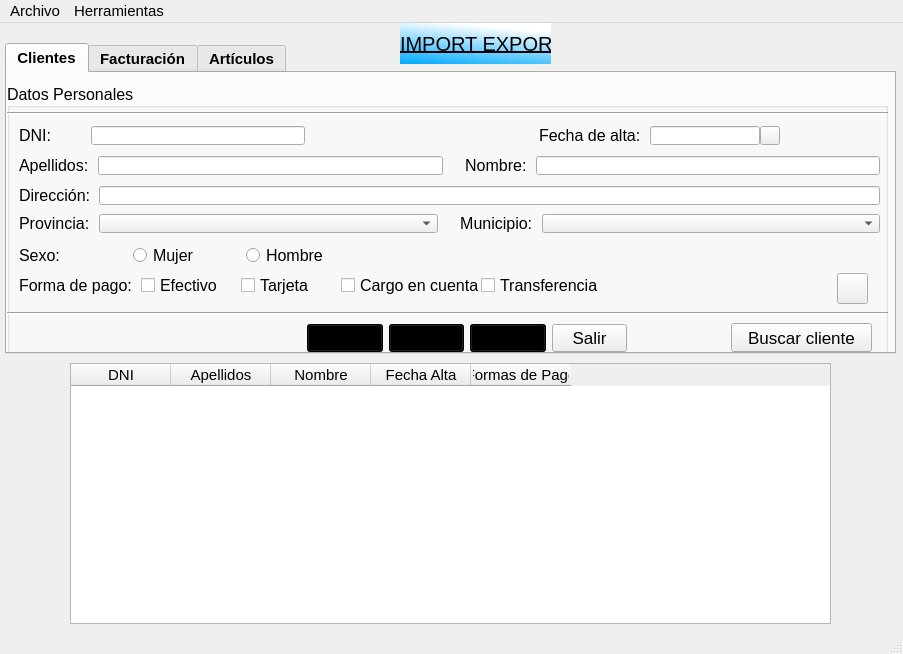
Qt form prueba.ui (solglez/gonzalezescolar) before a commit.
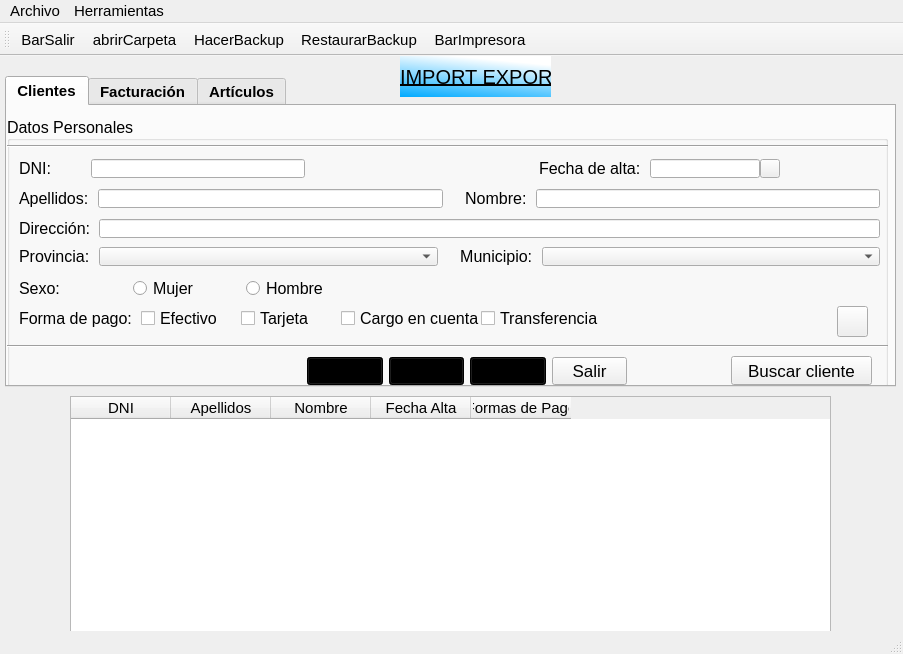
The same form after that commit. Icons and pictures are not drawn.

Commit message: Creamos la barra de herramientas con actions de salir, abrir, backups e imprimir

```diff
--- a/prueba.ui
+++ b/prueba.ui
@@ -1560,6 +1560,22 @@
    <addaction name="menuArchivo"/>
    <addaction name="menuHerramientas"/>
   </widget>
+  <widget class="QToolBar" name="toolBar">
+   <property name="windowTitle">
+    <string>toolBar</string>
+   </property>
+   <attribute name="toolBarArea">
+    <enum>TopToolBarArea</enum>
+   </attribute>
+   <attribute name="toolBarBreak">
+    <bool>false</bool>
+   </attribute>
+   <addaction name="actionBarSalir"/>
+   <addaction name="actionabrirCarpeta"/>
+   <addaction name="actionHacerBackup"/>
+   <addaction name="actionRestaurarBackup"/>
+   <addaction name="actionBarImpresora"/>
+  </widget>
   <action name="actionAbrir">
    <property name="text">
     <string>Abrir</string>
@@ -1598,6 +1614,59 @@
     <string>Restaurar base de datos</string>
    </property>
   </action>
+  <action name="actionBarSalir">
+   <property name="icon">
+    <iconset>
+     <normaloff>img/sair.png</normaloff>img/sair.png</iconset>
+   </property>
+   <property name="text">
+    <string>BarSalir</string>
+   </property>
+  </action>
+  <action name="actionabrirCarpeta">
+   <property name="icon">
+    <iconset>
+     <normaloff>img/abrirArchivo.png</normaloff>img/abrirArchivo.png</iconset>
+   </property>
+   <property name="text">
+    <string>abrirCarpeta</string>
+   </property>
+  </action>
+  <action name="actionHacerBackup">
+   <property name="icon">
+    <iconset>
+     <normaloff>img/subirNube.png</normaloff>img/subirNube.png</iconset>
+   </property>
+   <property name="text">
+    <string>HacerBackup</string>
+   </property>
+  </action>
+  <action name="actionRestaurarBackup">
+   <property name="icon">
+    <iconset>
+     <normaloff>img/bajarNube.png</normaloff>img/bajarNube.png</iconset>
+   </property>
+   <property name="text">
+    <string>RestaurarBackup</string>
+   </property>
+  </action>
+  <action name="actionBarImpresora">
+   <property name="icon">
+    <iconset>
+     <normaloff>img/impresora.png</normaloff>img/impresora.png</iconset>
+   </property>
+   <property name="text">
+    <string>BarImpresora</string>
+   </property>
+   <property name="shortcut">
+    <string>Ctrl+P</string>
+   </property>
+  </action>
+  <action name="actionImprimir">
+   <property name="text">
+    <string>Imprimir</string>
+   </property>
+  </action>
  </widget>
  <resources/>
  <connections/>
```
Left out of the diff: 2 changed lines with no effect on the pictures. The commit also changes 8 other files.
